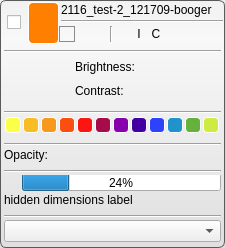
Before: the Qt Designer form Interface/AppInterface/LayerWidget.ui in jessdtate/Seg3D, drawn with Qt 5.
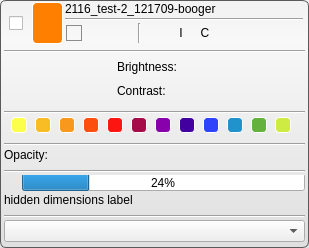
After: the same form once the commit is applied. Icons and pictures are not drawn.

What changed in the file:
```diff
--- a/Interface/AppInterface/LayerWidget.ui
+++ b/Interface/AppInterface/LayerWidget.ui
@@ -6,12 +6,12 @@
    <rect>
     <x>0</x>
     <y>0</y>
-    <width>225</width>
+    <width>309</width>
     <height>248</height>
    </rect>
   </property>
   <property name="sizePolicy">
-   <sizepolicy hsizetype="MinimumExpanding" vsizetype="MinimumExpanding">
+   <sizepolicy hsizetype="Preferred" vsizetype="Preferred">
     <horstretch>0</horstretch>
     <verstretch>0</verstretch>
    </sizepolicy>
@@ -358,7 +358,7 @@
    <item>
     <widget class="QWidget" name="header_" native="true">
      <property name="sizePolicy">
-      <sizepolicy hsizetype="Expanding" vsizetype="Fixed">
+      <sizepolicy hsizetype="Preferred" vsizetype="Fixed">
        <horstretch>0</horstretch>
        <verstretch>0</verstretch>
       </sizepolicy>
@@ -400,7 +400,7 @@
          <widget class="QWidget" name="checkbox_widget_" native="true">
           <property name="minimumSize">
            <size>
-            <width>26</width>
+            <width>30</width>
             <height>0</height>
            </size>
           </property>
@@ -413,10 +413,16 @@
            </property>
            <item>
             <widget class="QCheckBox" name="selection_checkbox_">
+             <property name="sizePolicy">
+              <sizepolicy hsizetype="Preferred" vsizetype="Fixed">
+               <horstretch>0</horstretch>
+               <verstretch>0</verstretch>
+              </sizepolicy>
+             </property>
              <property name="maximumSize">
               <size>
                <width>16</width>
-               <height>16777215</height>
+               <height>16</height>
               </size>
              </property>
              <property name="text">
@@ -537,8 +543,17 @@
           <property name="spacing">
            <number>0</number>
           </property>
+          <property name="rightMargin">
+           <number>4</number>
+          </property>
           <item>
            <widget class="QLineEdit" name="label_">
+            <property name="sizePolicy">
+             <sizepolicy hsizetype="Preferred" vsizetype="Fixed">
+              <horstretch>0</horstretch>
+              <verstretch>0</verstretch>
+             </sizepolicy>
+            </property>
             <property name="focusPolicy">
              <enum>Qt::ClickFocus</enum>
             </property>
@@ -558,6 +573,12 @@
           </item>
           <item>
            <widget class="Line" name="header_line_">
+            <property name="sizePolicy">
+             <sizepolicy hsizetype="Preferred" vsizetype="Fixed">
+              <horstretch>0</horstretch>
+              <verstretch>0</verstretch>
+             </sizepolicy>
+            </property>
             <property name="orientation">
              <enum>Qt::Horizontal</enum>
             </property>
@@ -566,7 +587,10 @@
           <item>
            <layout class="QHBoxLayout" name="horizontalLayout_7">
             <property name="spacing">
-             <number>1</number>
+             <number>8</number>
+            </property>
+            <property name="leftMargin">
+             <number>3</number>
             </property>
             <property name="topMargin">
              <number>1</number>
@@ -840,6 +864,19 @@
               </property>
              </widget>
             </item>
+            <item>
+             <spacer name="horizontalSpacer">
+              <property name="orientation">
+               <enum>Qt::Horizontal</enum>
+              </property>
+              <property name="sizeHint" stdset="0">
+               <size>
+                <width>10</width>
+                <height>20</height>
+               </size>
+              </property>
+             </spacer>
+            </item>
            </layout>
           </item>
          </layout>
@@ -852,7 +889,7 @@
    <item>
     <widget class="QWidget" name="bright_contrast_bar_" native="true">
      <property name="sizePolicy">
-      <sizepolicy hsizetype="Expanding" vsizetype="Fixed">
+      <sizepolicy hsizetype="Preferred" vsizetype="Fixed">
        <horstretch>0</horstretch>
        <verstretch>0</verstretch>
       </sizepolicy>
@@ -882,7 +919,7 @@
       <item>
        <widget class="Line" name="brightness_contrast_bar_line_">
         <property name="sizePolicy">
-         <sizepolicy hsizetype="Expanding" vsizetype="Fixed">
+         <sizepolicy hsizetype="Preferred" vsizetype="Fixed">
           <horstretch>0</horstretch>
           <verstretch>0</verstretch>
          </sizepolicy>
@@ -900,7 +937,7 @@
         <item>
          <widget class="QLabel" name="brigntness_label_">
           <property name="sizePolicy">
-           <sizepolicy hsizetype="Expanding" vsizetype="Preferred">
+           <sizepolicy hsizetype="Preferred" vsizetype="Preferred">
             <horstretch>0</horstretch>
             <verstretch>0</verstretch>
            </sizepolicy>
@@ -932,7 +969,7 @@
         <item>
          <widget class="QLabel" name="contrast_label_">
           <property name="sizePolicy">
-           <sizepolicy hsizetype="Expanding" vsizetype="Preferred">
+           <sizepolicy hsizetype="Preferred" vsizetype="Preferred">
             <horstretch>0</horstretch>
             <verstretch>0</verstretch>
            </sizepolicy>
@@ -962,7 +999,7 @@
    <item>
     <widget class="QWidget" name="color_bar_" native="true">
      <property name="sizePolicy">
-      <sizepolicy hsizetype="Expanding" vsizetype="Fixed">
+      <sizepolicy hsizetype="Preferred" vsizetype="Fixed">
        <horstretch>0</horstretch>
        <verstretch>0</verstretch>
       </sizepolicy>
@@ -992,7 +1029,7 @@
       <item>
        <widget class="Line" name="color_bar_line_">
         <property name="sizePolicy">
-         <sizepolicy hsizetype="Expanding" vsizetype="Fixed">
+         <sizepolicy hsizetype="Preferred" vsizetype="Fixed">
           <horstretch>0</horstretch>
           <verstretch>0</verstretch>
          </sizepolicy>
@@ -1372,7 +1409,7 @@
       <item>
        <widget class="Line" name="opacity_bar_line_">
         <property name="sizePolicy">
-         <sizepolicy hsizetype="Expanding" vsizetype="Fixed">
+         <sizepolicy hsizetype="Preferred" vsizetype="Fixed">
           <horstretch>0</horstretch>
           <verstretch>0</verstretch>
          </sizepolicy>
@@ -1409,6 +1446,12 @@
       </property>
       <item>
        <widget class="Line" name="progress_line_">
+        <property name="sizePolicy">
+         <sizepolicy hsizetype="Preferred" vsizetype="Fixed">
+          <horstretch>0</horstretch>
+          <verstretch>0</verstretch>
+         </sizepolicy>
+        </property>
         <property name="orientation">
          <enum>Qt::Horizontal</enum>
         </property>
@@ -1450,6 +1493,12 @@
         </item>
         <item>
          <widget class="QProgressBar" name="progress_bar_">
+          <property name="sizePolicy">
+           <sizepolicy hsizetype="Preferred" vsizetype="Fixed">
+            <horstretch>0</horstretch>
+            <verstretch>0</verstretch>
+           </sizepolicy>
+          </property>
           <property name="minimumSize">
            <size>
             <width>0</width>
@@ -1508,6 +1557,12 @@
       </property>
       <item>
        <widget class="Line" name="border_line_">
+        <property name="sizePolicy">
+         <sizepolicy hsizetype="Preferred" vsizetype="Fixed">
+          <horstretch>0</horstretch>
+          <verstretch>0</verstretch>
+         </sizepolicy>
+        </property>
         <property name="orientation">
          <enum>Qt::Horizontal</enum>
         </property>
```
